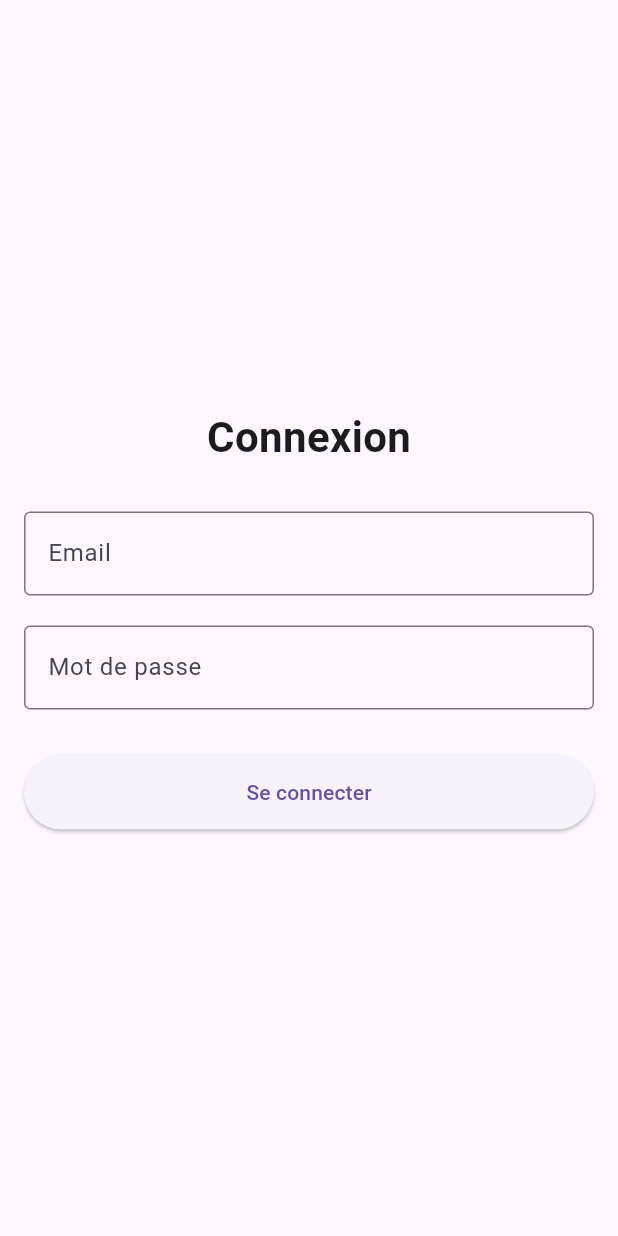
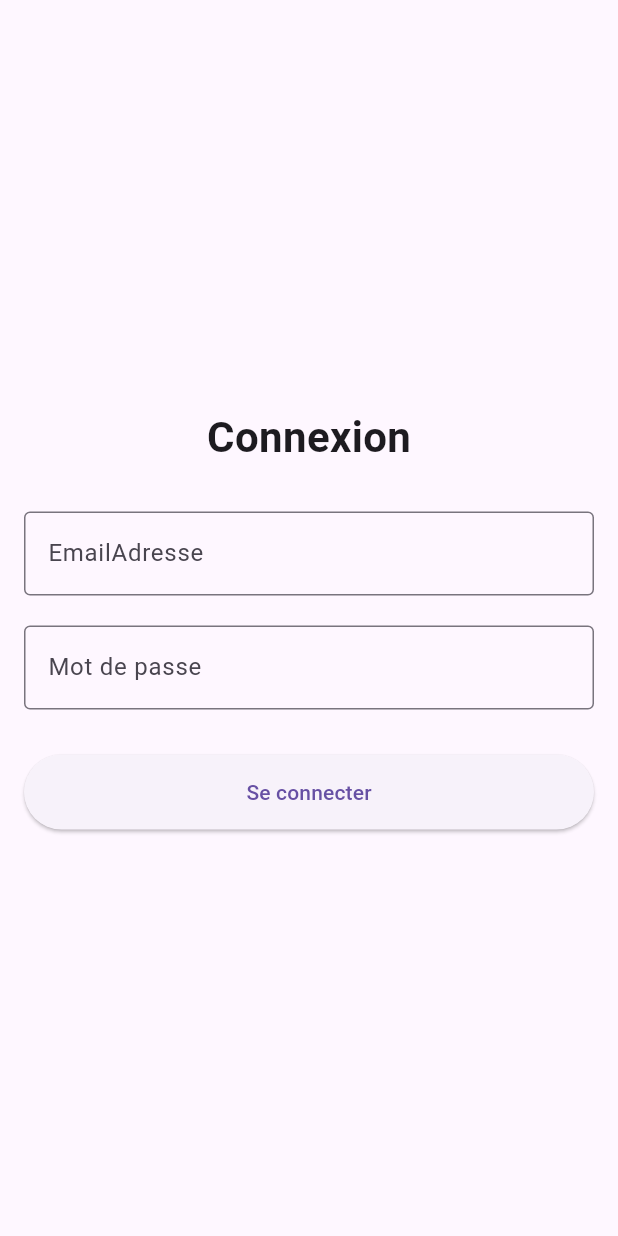
Before and after one commit to HananeZerrouki/ExamenFinal, a Flutter app: the screen it shows after launch, on a phone screen of 412 x 824 dp. Run offline on Flutter 3.47's test engine with Material 3 defaults, Android fonts, the phone set to English and light mode, and no system bars.

```diff
--- a/flutter_app_exam/lib/connexion.dart
+++ b/flutter_app_exam/lib/connexion.dart
@@ -36,7 +36,7 @@ class _LoginPageState extends State<LoginPage> {
                 TextFormField(
                   controller: _emailController,
                   decoration: const InputDecoration(
-                    labelText: "Email",
+                    labelText: "EmailAdresse",
                     border: OutlineInputBorder(),
                   ),
                   keyboardType: TextInputType.emailAddress,
```
